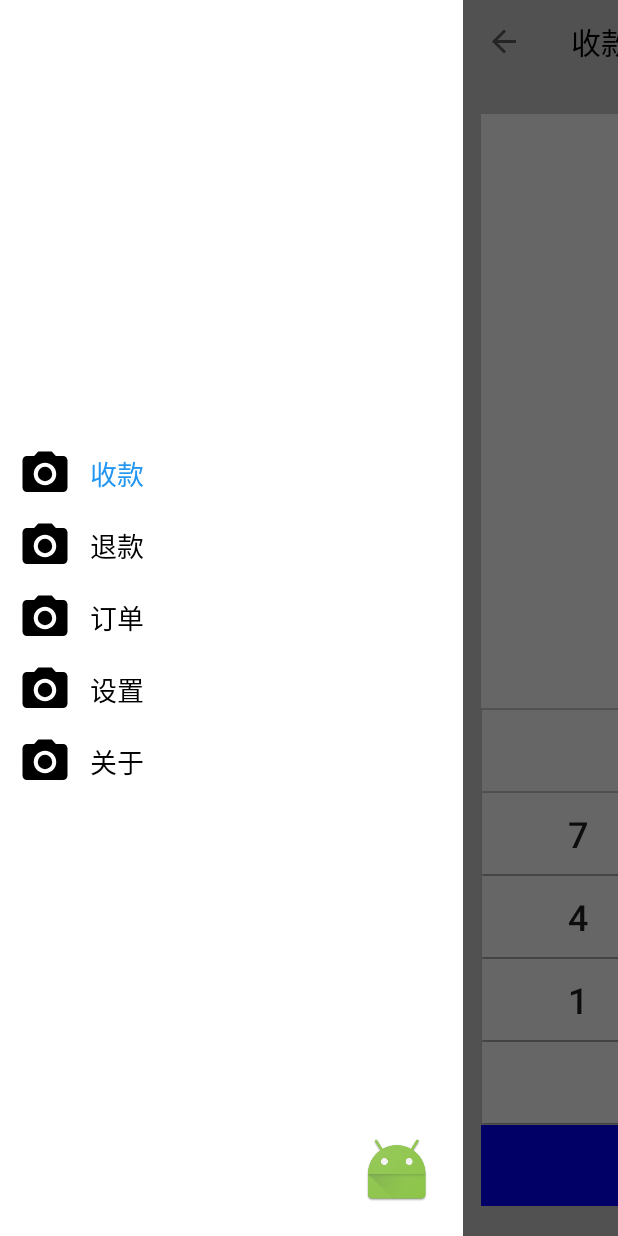
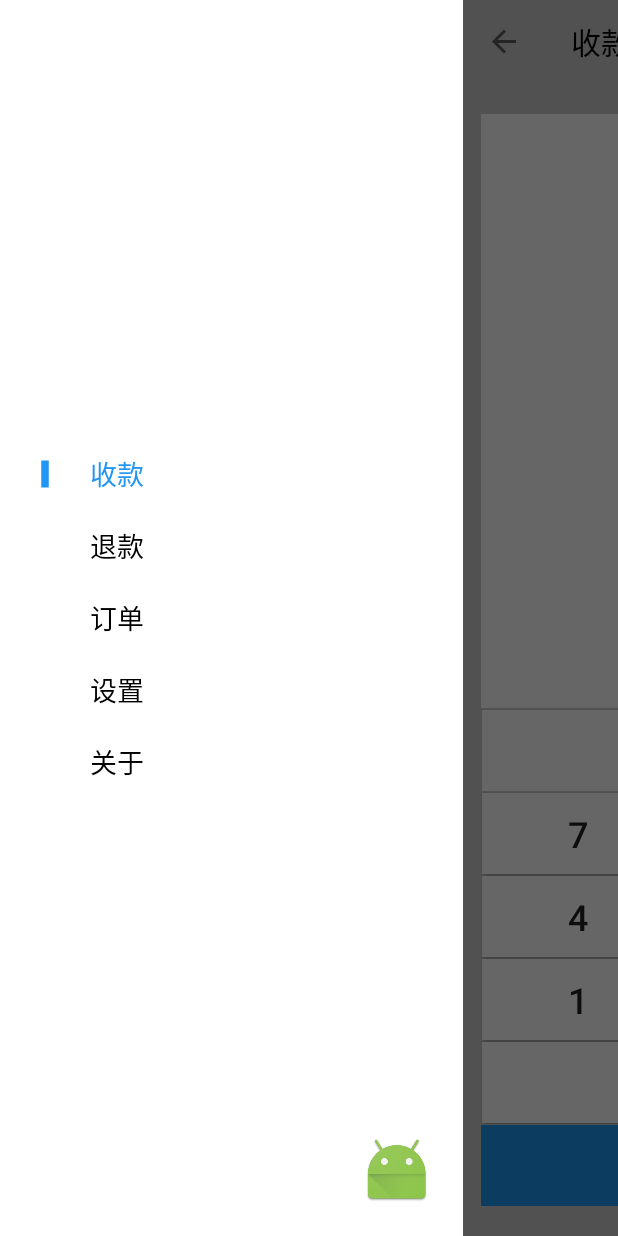
Before and after one commit to AlecSPB/ShowMoney, an Android app: the screen it shows after launch (MainActivity), with the side drawer open, on a phone screen of 412 x 824 dp. Run offline under Robolectric (Android 15) with nearby library versions, the phone set to English and light mode, and no system bars; our stand-ins replace ButterKnife.

Commit message:
adjust styles

```diff
--- a/app/src/main/java/com/cardinfolink/showmoney/MainActivity.java
+++ b/app/src/main/java/com/cardinfolink/showmoney/MainActivity.java
@@ -195,6 +195,9 @@ public class MainActivity extends AppCompatActivity
         FragmentTransaction transaction = getSupportFragmentManager().beginTransaction();
         String tag = "";
         String title = getString(R.string.app_name);
+        if (currentFragment != null) {
+            transaction.show(currentFragment);
+        }
         switch (item) {
             case 0:
                 tag = KeyboardFragment.class.getSimpleName();
@@ -239,12 +242,25 @@ public class MainActivity extends AppCompatActivity
             default:
                 break;
         }
-        transaction.replace(R.id.fl_content, currentFragment, tag);
-        transaction.show(currentFragment);
+        if (getSupportFragmentManager().findFragmentByTag(tag) != null){
+            transaction.show(currentFragment);
+        }else {
+            transaction.add(R.id.fl_content, currentFragment, tag);
+        }
 //        transaction.addToBackStack(tag);
         transaction.commit();
+        clearBackStack();
         setActionBar(title, false);
         drawer.closeDrawer(GravityCompat.START);
+    }
+
+    /**
+     * 清除回退栈
+     */
+    private void clearBackStack() {
+        while (getSupportFragmentManager().getBackStackEntryCount() > 0) {
+            super.onBackPressed();
+        }
     }
 
     public void setUser(User user) {
--- a/app/src/main/java/com/cardinfolink/showmoney/ui/main/KeyboardFragment.java
+++ b/app/src/main/java/com/cardinfolink/showmoney/ui/main/KeyboardFragment.java
@@ -44,6 +44,7 @@ public class KeyboardFragment extends BaseFragment {
     private final String AMOUNT_SIGN = "€";
 
     private Stack<String> amountStack;
+    private View view;
 
     @Override
     public void onCreate(@Nullable Bundle savedInstanceState) {
@@ -54,7 +55,14 @@ public class KeyboardFragment extends BaseFragment {
     @Nullable
     @Override
     public View onCreateView(LayoutInflater inflater, @Nullable ViewGroup container, @Nullable Bundle savedInstanceState) {
-        View view = inflater.inflate(R.layout.keyboard_layout, container, false);
+        if (view == null) {
+            view = inflater.inflate(R.layout.keyboard_layout, container, false);
+        } else {
+            ViewGroup parent = (ViewGroup) view.getParent();
+            if (parent != null) {
+                parent.removeView(view);
+            }
+        }
         ButterKnife.bind(this, view);
         formatAmount();
         return view;
@@ -141,6 +149,7 @@ public class KeyboardFragment extends BaseFragment {
                     .buildYellowBackground("金额不能为零")
                     .build()
                     .show();
+
             return false;
         }
         return true;
--- a/app/src/main/res/color/item_text_checked.xml
+++ b/app/src/main/res/color/item_text_checked.xml
@@ -1,6 +1,6 @@
 <?xml version="1.0" encoding="utf-8"?>
 <selector xmlns:android="http://schemas.android.com/apk/res/android">
-    <item android:color="#2196f3" android:state_checked="true" />
-    <item android:color="#2196f3" android:state_selected="true" />
+    <item android:color="@color/colorKeyPressed" android:state_checked="true" />
+    <item android:color="@color/colorKeyPressed" android:state_selected="true" />
     <item android:color="@android:color/black" />
 </selector>
--- /dev/null
+++ b/app/src/main/res/drawable-v21/key_selector.xml
@@ -0,0 +1,9 @@
+<?xml version="1.0" encoding="utf-8"?>
+<ripple xmlns:android="http://schemas.android.com/apk/res/android"
+    android:color="@color/colorKeyPressed">
+    <item>
+        <shape android:shape="rectangle">
+            <solid android:color="@android:color/white" />
+        </shape>
+    </item>
+</ripple>
--- /dev/null
+++ b/app/src/main/res/drawable-v21/qr_pay_selector.xml
@@ -0,0 +1,9 @@
+<?xml version="1.0" encoding="utf-8"?>
+<ripple xmlns:android="http://schemas.android.com/apk/res/android"
+    android:color="#cccccc">
+    <item>
+        <shape android:shape="rectangle">
+            <solid android:color="@color/colorKeyPressed" />
+        </shape>
+    </item>
+</ripple>
--- /dev/null
+++ b/app/src/main/res/drawable/blank_rectangle.xml
@@ -0,0 +1,22 @@
+<?xml version="1.0" encoding="utf-8"?>
+<layer-list xmlns:android="http://schemas.android.com/apk/res/android"
+    android:shape="rectangle">
+    <item>
+        <shape android:shape="rectangle">
+            <size
+                android:width="48dp"
+                android:height="48dp" />
+            <solid android:color="@android:color/transparent" />
+        </shape>
+    </item>
+
+    <item android:left="14dp">
+        <shape xmlns:android="http://schemas.android.com/apk/res/android"
+            android:shape="rectangle">
+            <solid android:color="@android:color/transparent" />
+            <size
+                android:width="20dp"
+                android:height="48dp" />
+        </shape>
+    </item>
+</layer-list>
--- /dev/null
+++ b/app/src/main/res/drawable/colorful_rectangle.xml
@@ -0,0 +1,26 @@
+<?xml version="1.0" encoding="utf-8"?>
+<layer-list xmlns:android="http://schemas.android.com/apk/res/android"
+    android:shape="rectangle">
+    <item>
+        <shape android:shape="rectangle">
+            <size
+                android:width="48dp"
+                android:height="48dp" />
+            <solid android:color="@android:color/transparent" />
+        </shape>
+    </item>
+
+    <item
+        android:bottom="12dp"
+        android:left="21dp"
+        android:right="21dp"
+        android:top="12dp">
+        <shape xmlns:android="http://schemas.android.com/apk/res/android"
+            android:shape="rectangle">
+            <solid android:color="@color/colorKeyPressed" />
+            <size
+                android:width="6dp"
+                android:height="24dp" />
+        </shape>
+    </item>
+</layer-list>
--- a/app/src/main/res/drawable/key_selector.xml
+++ b/app/src/main/res/drawable/key_selector.xml
@@ -2,7 +2,7 @@
 <selector xmlns:android="http://schemas.android.com/apk/res/android">
     <item android:state_pressed="true">
         <shape android:shape="rectangle">
-            <solid android:color="#0000ff" />
+            <solid android:color="@color/colorKeyPressed" />
         </shape>
     </item>
     <item>
--- /dev/null
+++ b/app/src/main/res/drawable/menu_icon_selector.xml
@@ -0,0 +1,6 @@
+<?xml version="1.0" encoding="utf-8"?>
+<selector xmlns:android="http://schemas.android.com/apk/res/android">
+    <item android:drawable="@drawable/colorful_rectangle" android:state_checked="true" />
+    <item android:drawable="@drawable/colorful_rectangle" android:state_selected="true" />
+    <item android:drawable="@drawable/blank_rectangle" />
+</selector>
--- a/app/src/main/res/drawable/my_ripple.xml
+++ /dev/null
@@ -1,6 +0,0 @@
-<selector xmlns:android="http://schemas.android.com/apk/res/android">
-    <!-- This is used when the Navigation Item is checked -->
-    <item android:color="#009688" android:state_checked="true" />
-    <!-- This is the default text color -->
-    <item android:color="#E91E63" />
-</selector>
--- a/app/src/main/res/drawable/qr_pay_selector.xml
+++ b/app/src/main/res/drawable/qr_pay_selector.xml
@@ -7,7 +7,7 @@
     </item>
     <item >
         <shape android:shape="rectangle">
-            <solid android:color="#0000ff"/>
+            <solid android:color="@color/colorKeyPressed"/>
         </shape>
     </item>
 </selector>
--- a/app/src/main/res/layout/activity_main.xml
+++ b/app/src/main/res/layout/activity_main.xml
@@ -4,7 +4,6 @@
     android:id="@+id/drawer_layout"
     android:layout_width="match_parent"
     android:layout_height="match_parent"
-    android:fitsSystemWindows="true"
     tools:openDrawer="end">
 
     <include
--- a/app/src/main/res/layout/left_menu.xml
+++ b/app/src/main/res/layout/left_menu.xml
@@ -1,17 +1,21 @@
 <?xml version="1.0" encoding="utf-8"?>
-<RelativeLayout xmlns:android="http://schemas.android.com/apk/res/android"
+<android.support.design.widget.CoordinatorLayout xmlns:android="http://schemas.android.com/apk/res/android"
     android:layout_width="match_parent"
     android:layout_height="match_parent"
-    android:background="@android:color/white"
-    android:orientation="vertical">
+    android:fitsSystemWindows="true">
+
+    <RelativeLayout
+        android:layout_width="match_parent"
+        android:layout_height="match_parent"
+        android:background="@android:color/white">
 
         <android.support.v7.widget.RecyclerView
             android:id="@+id/rv_selections"
-        android:paddingLeft="12dp"
-        android:paddingRight="12dp"
             android:layout_width="match_parent"
             android:layout_height="wrap_content"
-        android:layout_centerInParent="true" />
+            android:layout_centerInParent="true"
+            android:paddingLeft="12dp"
+            android:paddingRight="12dp" />
 
 
         <LinearLayout
@@ -33,3 +37,5 @@
         </LinearLayout>
 
     </RelativeLayout>
+
+</android.support.design.widget.CoordinatorLayout>
--- a/app/src/main/res/layout/memu_item.xml
+++ b/app/src/main/res/layout/memu_item.xml
@@ -8,7 +8,7 @@
 
     <ImageView
         android:id="@+id/iv_icon"
-        android:src="@drawable/ic_menu_get"
+        android:src="@drawable/menu_icon_selector"
         android:layout_width="36dp"
         android:layout_height="36dp" />
 
--- a/app/src/main/res/layout/nav_right_part.xml
+++ b/app/src/main/res/layout/nav_right_part.xml
@@ -1,10 +1,15 @@
 <?xml version="1.0" encoding="utf-8"?>
-<RelativeLayout xmlns:android="http://schemas.android.com/apk/res/android"
+<android.support.design.widget.CoordinatorLayout xmlns:android="http://schemas.android.com/apk/res/android"
     android:layout_width="match_parent"
     android:layout_height="match_parent"
-    android:background="@android:color/white"
     android:orientation="vertical"
+    android:fitsSystemWindows="true"
     android:tag="END">
+
+    <RelativeLayout
+        android:layout_width="match_parent"
+        android:layout_height="wrap_content"
+        android:background="@android:color/white">
 
         <FrameLayout
             android:id="@+id/fl_header"
@@ -49,5 +54,5 @@
             android:background="@android:color/white"
             android:text="安全退出"
             android:textColor="#0000ff" />
-
     </RelativeLayout>
+</android.support.design.widget.CoordinatorLayout>
--- a/app/src/main/res/values/colors.xml
+++ b/app/src/main/res/values/colors.xml
@@ -3,4 +3,5 @@
     <color name="colorPrimary">#cccccc</color>
     <color name="colorPrimaryDark">#cccccc</color>
     <color name="colorAccent">#FF4081</color>
+    <color name="colorKeyPressed">#2196f3</color>
 </resources>
```
Lines whose indentation alone changed are shown as unchanged.
